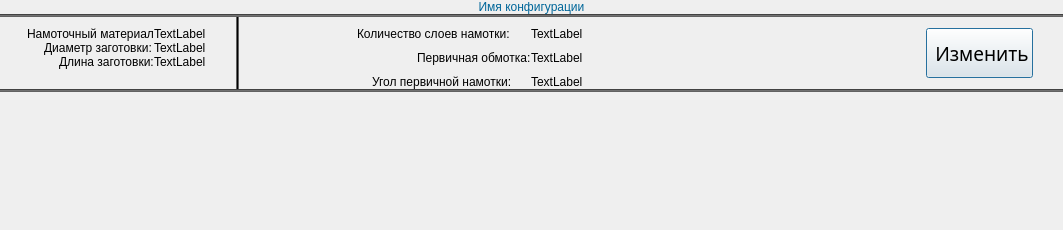
This is configPreviewNew.ui in Storm1108/DreamWinder as Qt 5 draws it before an edit. The edited form follows.
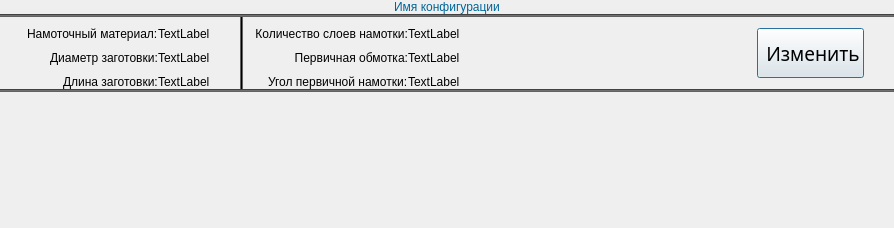
This is the edited form. Icons and pictures are not drawn.

```diff
--- a/configPreviewNew.ui
+++ b/configPreviewNew.ui
@@ -6,8 +6,8 @@
    <rect>
     <x>0</x>
     <y>0</y>
-    <width>1063</width>
-    <height>230</height>
+    <width>894</width>
+    <height>228</height>
    </rect>
   </property>
   <property name="windowTitle">
@@ -151,6 +151,15 @@
          </item>
          <item>
           <layout class="QFormLayout" name="formLayout">
+           <property name="labelAlignment">
+            <set>Qt::AlignRight|Qt::AlignTrailing|Qt::AlignVCenter</set>
+           </property>
+           <property name="formAlignment">
+            <set>Qt::AlignLeading|Qt::AlignLeft|Qt::AlignTop</set>
+           </property>
+           <property name="verticalSpacing">
+            <number>10</number>
+           </property>
            <property name="topMargin">
             <number>10</number>
            </property>
@@ -165,7 +174,7 @@
 font: 75 14pt &quot;PT Mono&quot;;</string>
              </property>
              <property name="text">
-              <string>Намоточный материал</string>
+              <string>Намоточный материал:</string>
              </property>
             </widget>
            </item>
@@ -264,10 +273,10 @@
             <enum>QFormLayout::DontWrapRows</enum>
            </property>
            <property name="labelAlignment">
-            <set>Qt::AlignLeading|Qt::AlignLeft|Qt::AlignVCenter</set>
+            <set>Qt::AlignRight|Qt::AlignTrailing|Qt::AlignVCenter</set>
            </property>
            <property name="formAlignment">
-            <set>Qt::AlignRight|Qt::AlignTop|Qt::AlignTrailing</set>
+            <set>Qt::AlignLeading|Qt::AlignLeft|Qt::AlignTop</set>
            </property>
            <property name="verticalSpacing">
             <number>10</number>
@@ -283,6 +292,9 @@
              <property name="text">
               <string>Количество слоев намотки:</string>
              </property>
+             <property name="alignment">
+              <set>Qt::AlignRight|Qt::AlignTrailing|Qt::AlignVCenter</set>
+             </property>
             </widget>
            </item>
            <item row="0" column="1">
@@ -300,17 +312,20 @@
                <verstretch>0</verstretch>
               </sizepolicy>
              </property>
+             <property name="layoutDirection">
+              <enum>Qt::LeftToRight</enum>
+             </property>
              <property name="text">
               <string>Первичная обмотка:</string>
              </property>
              <property name="alignment">
-              <set>Qt::AlignLeading|Qt::AlignLeft|Qt::AlignVCenter</set>
+              <set>Qt::AlignRight|Qt::AlignTrailing|Qt::AlignVCenter</set>
              </property>
              <property name="margin">
               <number>0</number>
              </property>
              <property name="indent">
-              <number>60</number>
+              <number>0</number>
              </property>
             </widget>
            </item>
```
